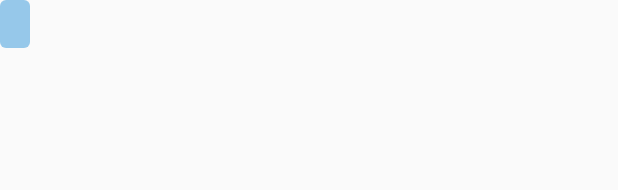
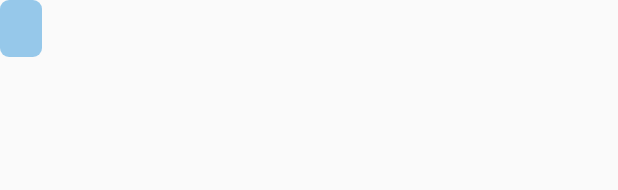
Before and after one commit to eddieberklee/android-no-camera-button, an Android app: the layout view_word.xml on its own in the app's theme, with its tools: preview values and no code run, on a phone screen of 412 x 824 dp. Shown: the top 190 px of the screen. Run offline under Robolectric (Android 15) with nearby library versions, the phone set to English and light mode, and no system bars.

```diff
--- a/app/src/main/res/drawable/rounded_fill_word_view.xml
+++ b/app/src/main/res/drawable/rounded_fill_word_view.xml
@@ -1,6 +1,6 @@
 <?xml version="1.0" encoding="utf-8"?>
 <shape xmlns:android="http://schemas.android.com/apk/res/android"
        android:shape="rectangle">
-    <corners android:radius="4dp"/>
+    <corners android:radius="6dp"/>
     <solid android:color="@color/flatui_blue_1_transp_50"/>
 </shape>
--- a/app/src/main/res/layout/view_word.xml
+++ b/app/src/main/res/layout/view_word.xml
@@ -5,10 +5,10 @@
     android:layout_width="wrap_content"
     android:layout_height="wrap_content"
     android:background="@drawable/rounded_fill_word_view"
-    android:paddingTop="6dp"
-    android:paddingBottom="6dp"
-    android:paddingLeft="10dp"
-    android:paddingRight="10dp"
+    android:paddingTop="8dp"
+    android:paddingBottom="8dp"
+    android:paddingLeft="14dp"
+    android:paddingRight="14dp"
     android:orientation="vertical">
     <com.compscieddy.shoutake.FontTextView
         android:id="@+id/word"
@@ -16,5 +16,5 @@
         android:layout_height="wrap_content"
         app:fontface="montserrat_light"
         android:textColor="@color/white"
-        android:textSize="16sp"/>
+        android:textSize="18sp"/>
 </LinearLayout>
```
Also changed, not shown: app/src/main/java/com/compscieddy/shoutake/CameraActivity.java (+12 -0 lines).
